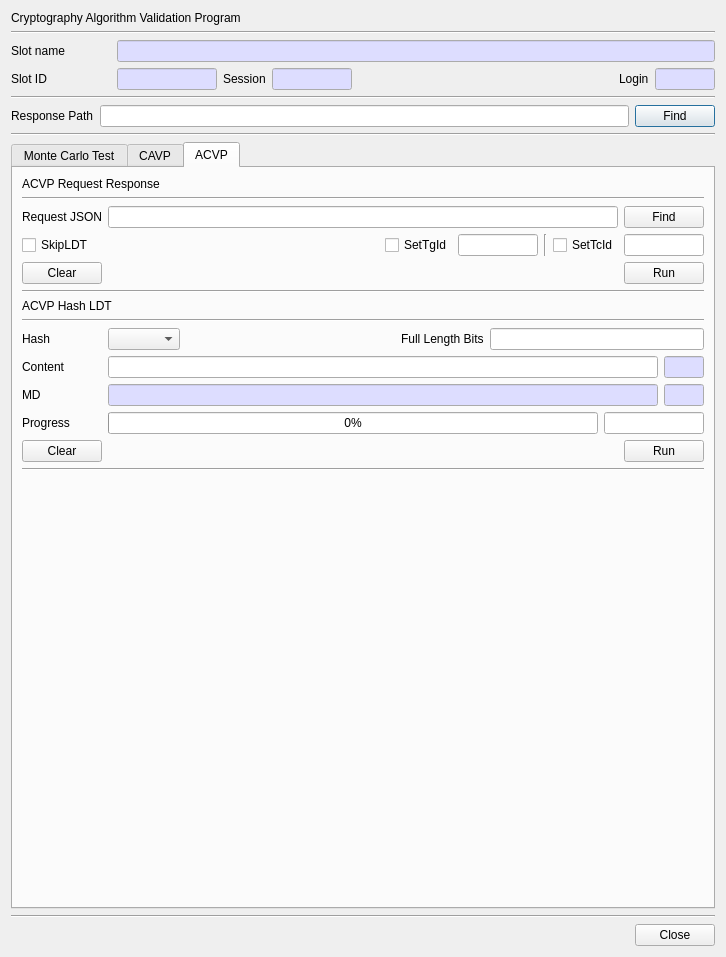
Old version of the form CryptokiMan/cavp_dlg.ui in the repository jykim74/CryptokiMan.
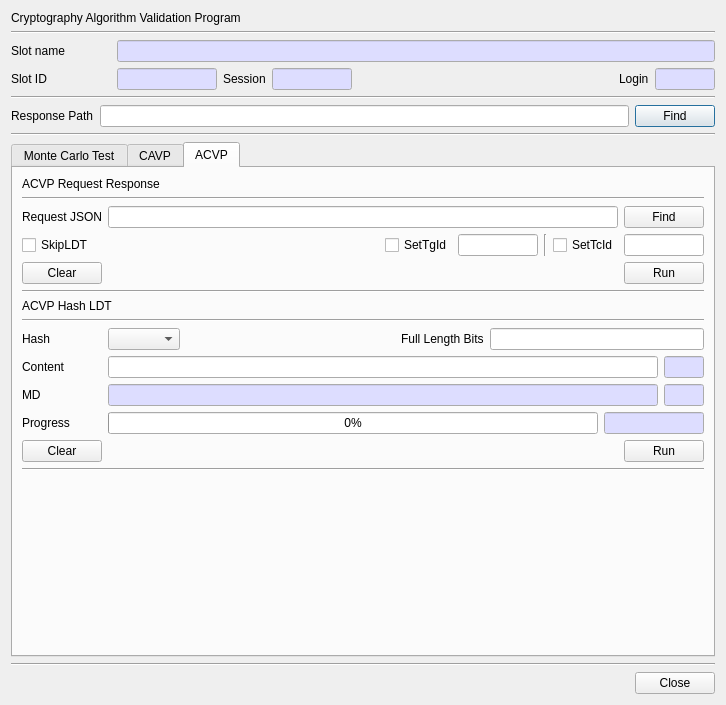
New version of the form.

```diff
--- a/CryptokiMan/cavp_dlg.ui
+++ b/CryptokiMan/cavp_dlg.ui
@@ -7,7 +7,7 @@
     <x>0</x>
     <y>0</y>
     <width>726</width>
-    <height>957</height>
+    <height>705</height>
    </rect>
   </property>
   <property name="windowTitle">
@@ -2316,6 +2316,36 @@
              <height>16777215</height>
             </size>
            </property>
+           <property name="palette">
+            <palette>
+             <active>
+              <colorrole role="Base">
+               <brush brushstyle="SolidPattern">
+                <color alpha="255">
+                 <red>221</red>
+                 <green>221</green>
+                 <blue>255</blue>
+                </color>
+               </brush>
+              </colorrole>
+             </active>
+             <inactive>
+              <colorrole role="Base">
+               <brush brushstyle="SolidPattern">
+                <color alpha="255">
+                 <red>221</red>
+                 <green>221</green>
+                 <blue>255</blue>
+                </color>
+               </brush>
+              </colorrole>
+             </inactive>
+             <disabled/>
+            </palette>
+           </property>
+           <property name="readOnly">
+            <bool>true</bool>
+           </property>
           </widget>
          </item>
         </layout>
```
